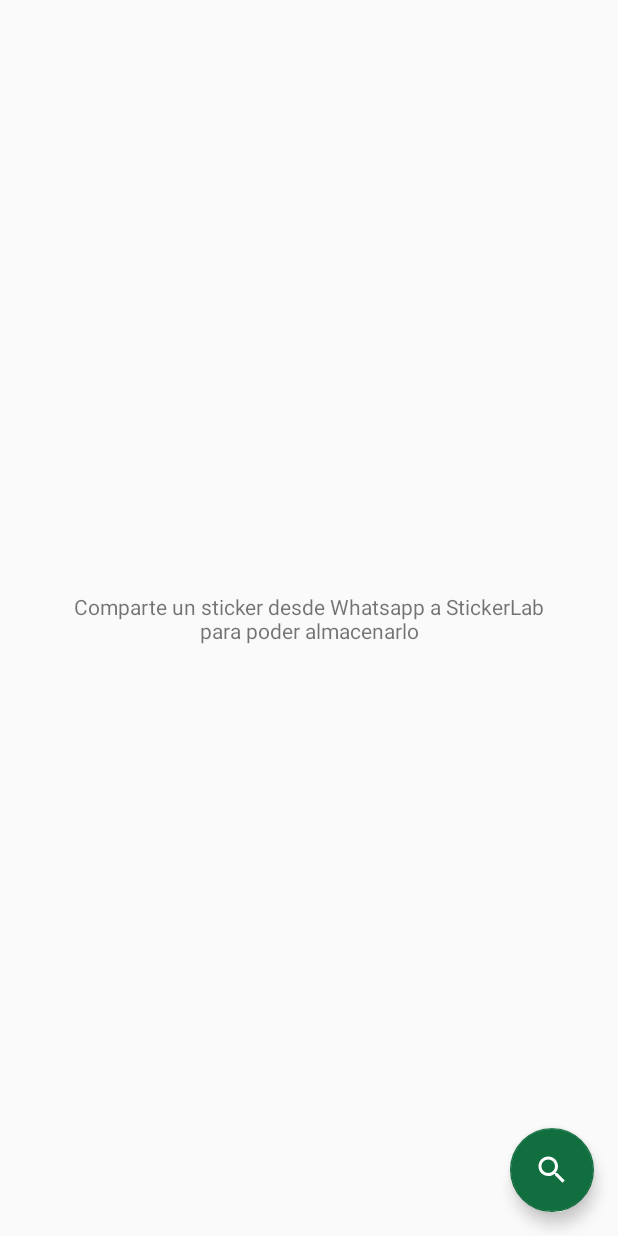
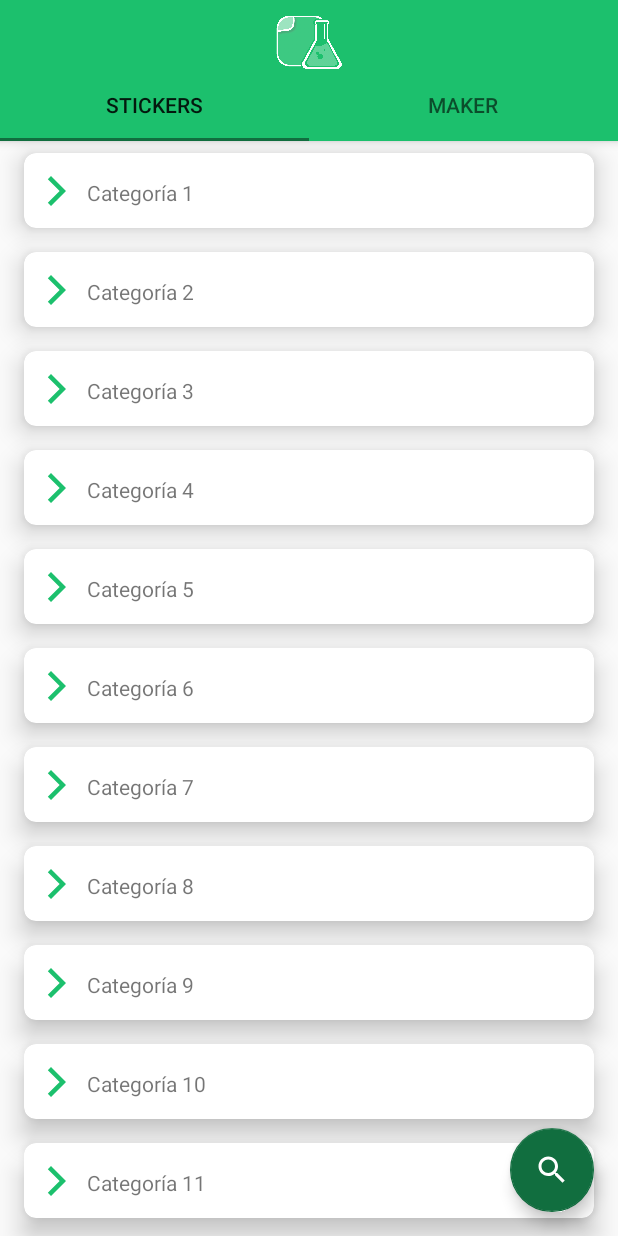
Before and after one commit to DanielFernandezPacheco/StickerLab, an Android app: the screen it shows after launch (MainActivity), on a phone screen of 412 x 824 dp. Run offline under Robolectric (Android 15) with nearby library versions, the phone set to English and light mode, and no system bars.

Commit message:
TabLayout y CardView de Categorías

```diff
--- a/app/build.gradle
+++ b/app/build.gradle
@@ -26,6 +26,10 @@ dependencies {
     implementation fileTree(dir: "libs", include: ["*.jar"])
     implementation 'androidx.appcompat:appcompat:1.2.0'
     implementation 'androidx.constraintlayout:constraintlayout:2.0.4'
+    implementation 'androidx.navigation:navigation-fragment:2.3.5'
+    implementation 'androidx.navigation:navigation-ui:2.3.5'
+    implementation 'androidx.legacy:legacy-support-v4:1.0.0'
+    implementation 'androidx.lifecycle:lifecycle-extensions:2.2.0'
     testImplementation 'junit:junit:4.12'
     androidTestImplementation 'androidx.test.ext:junit:1.1.2'
     androidTestImplementation 'androidx.test.espresso:espresso-core:3.3.0'
--- /dev/null
+++ b/app/src/main/java/es/fdi/stickerlab/CategoriesFragment.java
@@ -0,0 +1,53 @@
+package es.fdi.stickerlab;
+
+import android.os.Bundle;
+
+import androidx.annotation.NonNull;
+import androidx.fragment.app.Fragment;
+import androidx.navigation.fragment.NavHostFragment;
+import androidx.recyclerview.widget.LinearLayoutManager;
+import androidx.recyclerview.widget.RecyclerView;
+
+import android.view.LayoutInflater;
+import android.view.View;
+import android.view.ViewGroup;
+import android.widget.TextView;
+
+import com.google.android.material.tabs.TabLayout;
+
+import java.util.ArrayList;
+
+public class CategoriesFragment extends Fragment {
+    public static final int NUM_CATEGORIES_TEST = 20;
+    private ArrayList<String> categories;
+    private RecyclerView recyclerView;
+    private CategoryListAdapter categoryListAdapter;
+    private TextView noStickerInfo;
+
+    @Override
+    public View onCreateView(LayoutInflater inflater, ViewGroup container,
+                             Bundle savedInstanceState) {
+        // Inflate the layout for this fragment
+        return inflater.inflate(R.layout.fragment_categories, container, false);
+    }
+
+    public void onViewCreated(@NonNull View view, Bundle savedInstanceState) {
+        super.onViewCreated(view, savedInstanceState);
+
+
+        categories = new ArrayList<String>();
+        for (int i = 1; i <= NUM_CATEGORIES_TEST; i++) categories.add("Categoría " + String.valueOf(i));
+
+        recyclerView = view.findViewById(R.id.categoriesRecyclerView);
+
+        this.noStickerInfo = view.findViewById(R.id.noStickerTextView);
+
+        if (categories.size() == 0)
+            this.noStickerInfo.setVisibility(View.VISIBLE);
+        else this.noStickerInfo.setVisibility(View.INVISIBLE);
+
+        categoryListAdapter = new CategoryListAdapter(view.getContext(), categories);
+        recyclerView.setAdapter(categoryListAdapter);
+        recyclerView.setLayoutManager(new LinearLayoutManager(view.getContext()));
+    }
+}
--- /dev/null
+++ b/app/src/main/java/es/fdi/stickerlab/CategoryListAdapter.java
@@ -0,0 +1,53 @@
+package es.fdi.stickerlab;
+
+import android.content.Context;
+import android.view.LayoutInflater;
+import android.view.View;
+import android.view.ViewGroup;
+import android.widget.TextView;
+
+import androidx.annotation.NonNull;
+import androidx.recyclerview.widget.RecyclerView;
+
+import java.util.ArrayList;
+
+public class CategoryListAdapter extends RecyclerView.Adapter<CategoryListAdapter.ViewHolder> {
+    private ArrayList<String> categories;
+    private LayoutInflater inflater;
+
+    public CategoryListAdapter(Context context, ArrayList<String> categories){
+        inflater = LayoutInflater.from(context);
+        this.categories = categories;
+    }
+
+    public void setCategories(ArrayList<String> categories) {
+        this.categories = categories;
+    }
+
+    @NonNull
+    @Override
+    public ViewHolder onCreateViewHolder(@NonNull ViewGroup parent, int viewType) {
+        View categoryView = inflater.inflate(R.layout.category_layout, parent, false);
+        return new ViewHolder(categoryView);
+    }
+
+    @Override
+    public void onBindViewHolder(@NonNull ViewHolder holder, int position) {
+        String categoryName = categories.get(position);
+        holder.category.setText(categoryName);
+    }
+
+    @Override
+    public int getItemCount() {
+        return categories.size();
+    }
+
+    class ViewHolder extends RecyclerView.ViewHolder{
+        TextView category;
+
+        public ViewHolder(@NonNull View itemView) {
+            super(itemView);
+            category = itemView.findViewById(R.id.categoryCardTitle);
+        }
+    }
+}
--- a/app/src/main/java/es/fdi/stickerlab/MainActivity.java
+++ b/app/src/main/java/es/fdi/stickerlab/MainActivity.java
@@ -1,6 +1,8 @@
 package es.fdi.stickerlab;
 
 import androidx.appcompat.app.AppCompatActivity;
+import androidx.navigation.fragment.NavHostFragment;
+import androidx.viewpager.widget.ViewPager;
 
 import android.content.Context;
 import android.content.Intent;
@@ -15,24 +17,24 @@ import android.widget.TextView;
 
 import com.google.android.material.floatingactionbutton.FloatingActionButton;
 import com.google.android.material.snackbar.Snackbar;
+import com.google.android.material.tabs.TabLayout;
 
 import java.io.FileNotFoundException;
 import java.io.IOException;
 
 public class MainActivity extends AppCompatActivity {
-    private ImageView img;
-    private TextView info;
 
     @Override
     protected void onCreate(Bundle savedInstanceState) {
         super.onCreate(savedInstanceState);
         setContentView(R.layout.activity_main);
-        // Get intent, action and MIME type
-        Intent intent = getIntent();
-        String action = intent.getAction();
-        String type = intent.getType();
-        img = findViewById(R.id.image);
-        info = findViewById(R.id.info);
+
+        SectionsPagerAdapter sectionsPagerAdapter = new SectionsPagerAdapter(this, getSupportFragmentManager());
+        ViewPager viewPager = findViewById(R.id.view_pager);
+        viewPager.setAdapter(sectionsPagerAdapter);
+        TabLayout tabs = findViewById(R.id.tabs);
+        tabs.setupWithViewPager(viewPager);
+
 
         final FloatingActionButton fab = findViewById(R.id.fab);
         fab.setOnClickListener(new View.OnClickListener() {
@@ -45,6 +47,10 @@ public class MainActivity extends AppCompatActivity {
         });
 
 
+        // Get intent, action and MIME type
+        Intent intent = getIntent();
+        String action = intent.getAction();
+        String type = intent.getType();
         if (Intent.ACTION_SEND.equals(action) && type != null) {
             if (type.startsWith("image/webp")) {// con image/webp solo recibe stickers
                 try {
@@ -68,11 +74,6 @@ public class MainActivity extends AppCompatActivity {
             Log.d("RECIBIDO", "imagen");
             try {
                 Bitmap bitmap = MediaStore.Images.Media.getBitmap(this.getContentResolver(), imageUri);
-                /*
-                FileOutputStream out = new FileOutputStream("sticker");
-                bitmap.compress(Bitmap.CompressFormat.WEBP, 100, out); // bmp is your Bitmap instance
-                img.setImageBitmap(bitmap);
-                info.setVisibility(View.GONE);*/
                 new ReceivedStickerDialog(this, bitmap);
             } catch (FileNotFoundException e) {
                 e.printStackTrace();
--- /dev/null
+++ b/app/src/main/java/es/fdi/stickerlab/MakerFragment.java
@@ -0,0 +1,30 @@
+package es.fdi.stickerlab;
+
+import android.os.Bundle;
+
+import androidx.annotation.NonNull;
+import androidx.fragment.app.Fragment;
+import androidx.navigation.fragment.NavHostFragment;
+import androidx.recyclerview.widget.LinearLayoutManager;
+import androidx.recyclerview.widget.RecyclerView;
+
+import android.view.LayoutInflater;
+import android.view.View;
+import android.view.ViewGroup;
+import android.widget.TextView;
+
+import java.util.ArrayList;
+
+public class MakerFragment  extends Fragment {
+
+    @Override
+    public View onCreateView(LayoutInflater inflater, ViewGroup container,
+                             Bundle savedInstanceState) {
+        // Inflate the layout for this fragment
+        return inflater.inflate(R.layout.fragment_maker, container, false);
+    }
+
+    public void onViewCreated(@NonNull View view, Bundle savedInstanceState) {
+        super.onViewCreated(view, savedInstanceState);
+    }
+}
--- /dev/null
+++ b/app/src/main/java/es/fdi/stickerlab/SectionsPagerAdapter.java
@@ -0,0 +1,50 @@
+package es.fdi.stickerlab;
+
+import android.content.Context;
+
+import androidx.annotation.Nullable;
+import androidx.annotation.StringRes;
+import androidx.fragment.app.Fragment;
+import androidx.fragment.app.FragmentManager;
+import androidx.fragment.app.FragmentPagerAdapter;
+
+import es.fdi.stickerlab.CategoriesFragment;
+import es.fdi.stickerlab.MakerFragment;
+import es.fdi.stickerlab.R;
+
+/**
+ * A [FragmentPagerAdapter] that returns a fragment corresponding to
+ * one of the sections/tabs/pages.
+ */
+public class SectionsPagerAdapter extends FragmentPagerAdapter {
+
+    @StringRes
+    private static final int[] TAB_TITLES = new int[]{R.string.stickers, R.string.maker};
+    private final Context mContext;
+    private Fragment categoriesFragment, makerFragment;
+
+    public SectionsPagerAdapter(Context context, FragmentManager fm) {
+        super(fm, BEHAVIOR_RESUME_ONLY_CURRENT_FRAGMENT);
+        mContext = context;
+        categoriesFragment = new CategoriesFragment();
+        makerFragment = new MakerFragment();
+    }
+
+    @Override
+    public Fragment getItem(int position) {
+        if(position == 0)
+            return categoriesFragment;
+        return makerFragment;
+    }
+
+    @Nullable
+    @Override
+    public CharSequence getPageTitle(int position) {
+        return mContext.getResources().getString(TAB_TITLES[position]);
+    }
+
+    @Override
+    public int getCount() {
+        return 2;
+    }
+}
--- /dev/null
+++ b/app/src/main/res/drawable/ic_baseline_arrow_forward_ios_24.xml
@@ -0,0 +1,5 @@
+<vector android:height="24dp" android:tint="#1CC06D"
+    android:viewportHeight="24" android:viewportWidth="24"
+    android:width="24dp" xmlns:android="http://schemas.android.com/apk/res/android">
+    <path android:fillColor="@android:color/white" android:pathData="M5.88,4.12L13.76,12l-7.88,7.88L8,22l10,-10L8,2z"/>
+</vector>
--- a/app/src/main/res/layout/activity_main.xml
+++ b/app/src/main/res/layout/activity_main.xml
@@ -1,34 +1,55 @@
 <?xml version="1.0" encoding="utf-8"?>
-<androidx.constraintlayout.widget.ConstraintLayout xmlns:android="http://schemas.android.com/apk/res/android"
+<androidx.coordinatorlayout.widget.CoordinatorLayout xmlns:android="http://schemas.android.com/apk/res/android"
     xmlns:app="http://schemas.android.com/apk/res-auto"
     xmlns:tools="http://schemas.android.com/tools"
     android:layout_width="match_parent"
     android:layout_height="match_parent"
     tools:context=".MainActivity">
+    <com.google.android.material.appbar.AppBarLayout
+        android:id="@+id/appbar"
+        android:layout_height="wrap_content"
+        android:layout_width="match_parent">
 
+        <ImageView
+            android:id="@+id/imageView2"
+            android:layout_width="77dp"
+            android:layout_height="36dp"
+            android:layout_gravity="center_horizontal"
+            android:layout_marginTop="10dp"
+            app:layout_constraintBottom_toBottomOf="@+id/toolbar"
+            app:layout_constraintEnd_toEndOf="@+id/toolbar"
+            app:layout_constraintStart_toStartOf="@+id/toolbar"
+            app:layout_constraintTop_toTopOf="@+id/toolbar"
+            app:srcCompat="@drawable/ic_logo" />
 
-    <ImageView
-        android:id="@+id/image"
-        android:layout_width="wrap_content"
-        android:layout_height="wrap_content"
-        android:contentDescription="imagenRecibida"
-        app:layout_constraintBottom_toBottomOf="parent"
-        app:layout_constraintEnd_toEndOf="parent"
-        app:layout_constraintStart_toStartOf="parent"
-        app:layout_constraintTop_toTopOf="parent"
-        tools:srcCompat="@tools:sample/avatars" />
+        <com.google.android.material.tabs.TabLayout
+            android:id="@+id/tabs"
+            app:tabIndicatorGravity="bottom"
+            android:layout_width="match_parent"
+            android:layout_height="wrap_content"
+            app:tabMaxWidth="0dp"
+            app:tabGravity="fill"
+            app:tabMode="fixed" >
 
-    <TextView
-        android:id="@+id/info"
-        android:layout_width="329dp"
-        android:layout_height="58dp"
-        android:gravity="center|center_horizontal"
-        android:text="@string/imgInfo"
-        app:layout_constraintBottom_toBottomOf="parent"
-        app:layout_constraintEnd_toEndOf="parent"
-        app:layout_constraintHorizontal_bias="0.497"
-        app:layout_constraintStart_toStartOf="parent"
-        app:layout_constraintTop_toTopOf="parent" />
+            <com.google.android.material.tabs.TabItem
+                android:id="@+id/stickersTab"
+                android:layout_width="wrap_content"
+                android:layout_height="wrap_content"
+                android:text="@string/stickers" />
+
+            <com.google.android.material.tabs.TabItem
+                android:id="@+id/makerTab"
+                android:layout_width="wrap_content"
+                android:layout_height="wrap_content"
+                android:text="@string/maker" />
+        </com.google.android.material.tabs.TabLayout>
+    </com.google.android.material.appbar.AppBarLayout>
+
+    <androidx.viewpager.widget.ViewPager
+        android:id="@+id/view_pager"
+        android:layout_width="match_parent"
+        android:layout_height="match_parent"
+        app:layout_behavior="@string/appbar_scrolling_view_behavior" />
 
     <com.google.android.material.floatingactionbutton.FloatingActionButton
         android:id="@+id/fab"
@@ -40,4 +61,4 @@
         app:layout_constraintEnd_toEndOf="parent"
         app:srcCompat="@drawable/ic_baseline_search_24" />
 
-</androidx.constraintlayout.widget.ConstraintLayout>
+</androidx.coordinatorlayout.widget.CoordinatorLayout>
--- /dev/null
+++ b/app/src/main/res/layout/category_layout.xml
@@ -0,0 +1,39 @@
+<?xml version="1.0" encoding="utf-8"?>
+<androidx.cardview.widget.CardView xmlns:android="http://schemas.android.com/apk/res/android"
+    xmlns:app="http://schemas.android.com/apk/res-auto"
+    xmlns:tools="http://schemas.android.com/tools"
+    android:layout_width="match_parent"
+    android:layout_height="50dp"
+    android:layout_marginHorizontal="16dp"
+    android:layout_marginVertical="8dp"
+    app:cardCornerRadius="8dp"
+    app:cardElevation="10dp"
+    app:contentPadding="10dp">
+
+
+    <androidx.constraintlayout.widget.ConstraintLayout
+        android:layout_width="match_parent"
+        android:layout_height="match_parent">
+
+        <TextView
+            android:id="@+id/categoryCardTitle"
+            android:layout_width="wrap_content"
+            android:layout_height="wrap_content"
+            android:layout_marginStart="8dp"
+            android:text="TextView"
+            app:layout_constraintBottom_toBottomOf="parent"
+            app:layout_constraintStart_toEndOf="@+id/imageView3"
+            app:layout_constraintTop_toTopOf="parent"
+            app:layout_constraintVertical_bias="0.6" />
+
+        <ImageView
+            android:id="@+id/imageView3"
+            android:layout_width="wrap_content"
+            android:layout_height="wrap_content"
+            app:layout_constraintBottom_toBottomOf="parent"
+            app:layout_constraintStart_toStartOf="parent"
+            app:layout_constraintTop_toTopOf="parent"
+            app:srcCompat="@drawable/ic_baseline_arrow_forward_ios_24" />
+    </androidx.constraintlayout.widget.ConstraintLayout>
+
+</androidx.cardview.widget.CardView>
--- /dev/null
+++ b/app/src/main/res/layout/fragment_categories.xml
@@ -0,0 +1,31 @@
+<?xml version="1.0" encoding="utf-8"?>
+<androidx.constraintlayout.widget.ConstraintLayout xmlns:android="http://schemas.android.com/apk/res/android"
+    xmlns:tools="http://schemas.android.com/tools"
+    android:layout_width="match_parent"
+    android:layout_height="match_parent"
+    xmlns:app="http://schemas.android.com/apk/res-auto"
+    tools:context=".CategoriesFragment">
+
+    <TextView
+        android:id="@+id/noStickerTextView"
+        android:layout_width="0dp"
+        android:layout_height="wrap_content"
+        android:layout_marginStart="16dp"
+        android:layout_marginEnd="16dp"
+        android:gravity="center_horizontal"
+        android:text="@string/noStickerInfo"
+        app:layout_constraintBottom_toBottomOf="parent"
+        app:layout_constraintEnd_toEndOf="parent"
+        app:layout_constraintStart_toStartOf="parent"
+        app:layout_constraintTop_toTopOf="parent" />
+
+    <androidx.recyclerview.widget.RecyclerView
+        android:id="@+id/categoriesRecyclerView"
+        android:layout_width="0dp"
+        android:layout_height="0dp"
+        app:layout_constraintBottom_toBottomOf="parent"
+        app:layout_constraintEnd_toEndOf="parent"
+        app:layout_constraintStart_toStartOf="parent"
+        app:layout_constraintTop_toTopOf="parent" />
+
+</androidx.constraintlayout.widget.ConstraintLayout>
--- /dev/null
+++ b/app/src/main/res/values-w820dp/dimens.xml
@@ -0,0 +1,6 @@
+<resources>
+    <!-- Example customization of dimensions originally defined in res/values/dimens.xml
+         (such as screen margins) for screens with more than 820dp of available width. This
+         would include 7" and 10" devices in landscape (~960dp and ~1280dp respectively). -->
+    <dimen name="activity_horizontal_margin">64dp</dimen>
+</resources>
--- a/app/src/main/res/values/strings.xml
+++ b/app/src/main/res/values/strings.xml
@@ -1,8 +1,10 @@
 <resources>
     <string name="app_name">StickerLab</string>
     <string name="ImagenRecibida">ImagenRecibida</string>
-    <string name="imgInfo">Comparte un sticker desde Whatsapp a StickerLab para poder almacenarlo</string>
+    <string name="noStickerInfo">Comparte un sticker desde Whatsapp a StickerLab para poder almacenarlo</string>
     <string name="save">Guardar</string>
     <string name="tag">Etiqueta</string>
     <string name="category">Categoría</string>
+    <string name="maker">Maker</string>
+    <string name="stickers">Stickers</string>
 </resources>
```
Also changed, not shown: app/src/main/AndroidManifest.xml (+7 -0 lines), app/src/main/res/layout/content_main.xml (added, +19 -0 lines), app/src/main/res/layout/fragment_maker.xml (added, +15 -0 lines), app/src/main/res/navigation/nav_graph.xml (added, +27 -0 lines), app/src/main/res/values/dimens.xml (added, +8 -0 lines), app/src/main/res/values/styles.xml (+9 -0 lines).
